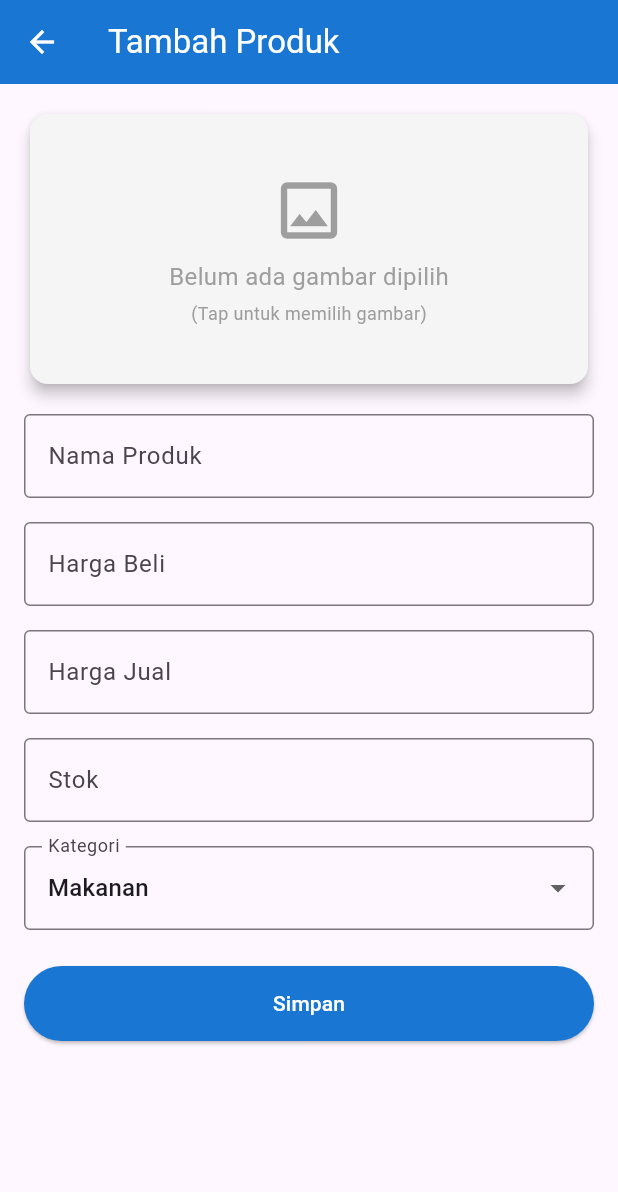
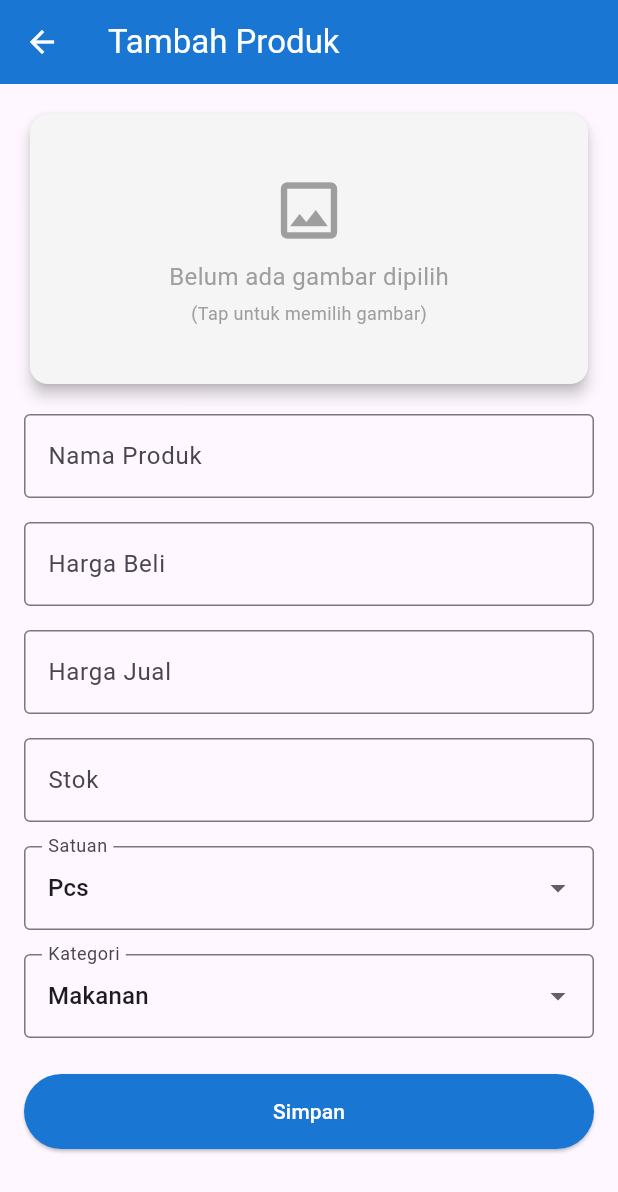
Before and after one commit to FazhariRizkyy/KasirKu, a Flutter app: the TambahDataPage screen opened directly, on a phone screen of 412 x 824 dp. Shown: the top 1192 px of the screen. Run offline on Flutter 3.47's test engine with Material 3 defaults, Android fonts, the phone set to English and light mode, and no system bars; our stand-ins replace animate_do, animated_splash_screen, google_fonts, image_picker, pdf, printing and 1 more; accounts and stored records are empty.

Commit message:
Menu Produk | Done

```diff
--- a/lib/components/data_produk.dart
+++ b/lib/components/data_produk.dart
@@ -213,6 +213,11 @@ class _DataProdukPageState extends State<DataProdukPage> {
                                           color: Colors.grey.shade700,
                                         ),
                                         _buildInfoRow(
+                                          label: 'Satuan',
+                                          value: produk.satuan,
+                                          color: Colors.grey.shade700,
+                                        ),
+                                        _buildInfoRow(
                                           label: 'Kategori',
                                           value: produk.kategori,
                                           color: Colors.grey.shade700,
--- a/lib/components/tambah_data.dart
+++ b/lib/components/tambah_data.dart
@@ -17,12 +17,11 @@ class TambahDataPage extends StatefulWidget {
 class _TambahDataPageState extends State<TambahDataPage> {
   final _formKey = GlobalKey<FormState>();
   final TextEditingController _namaController = TextEditingController();
-  final TextEditingController _hargaBeliController =
-      TextEditingController(); // Baru
-  final TextEditingController _hargaJualController =
-      TextEditingController(); // Baru
+  final TextEditingController _hargaBeliController = TextEditingController();
+  final TextEditingController _hargaJualController = TextEditingController();
   final TextEditingController _stokController = TextEditingController();
   String? _kategori = 'Makanan';
+  String? _satuan = 'Pcs'; // Default satuan
   File? _image;
   final ImagePicker _picker = ImagePicker();
   final DatabaseHelper _dbHelper = DatabaseHelper.instance;
@@ -32,9 +31,10 @@ class _TambahDataPageState extends State<TambahDataPage> {
     super.initState();
     if (widget.produk != null) {
       _namaController.text = widget.produk!.namaProduk;
-      _hargaBeliController.text = widget.produk!.hargaBeli.toString(); // Baru
-      _hargaJualController.text = widget.produk!.hargaJual.toString(); // Baru
+      _hargaBeliController.text = widget.produk!.hargaBeli.toString();
+      _hargaJualController.text = widget.produk!.hargaJual.toString();
       _stokController.text = widget.produk!.stok.toString();
+      _satuan = widget.produk!.satuan;
       _kategori = widget.produk!.kategori;
       if (widget.produk!.foto != null) {
         _image = File(widget.produk!.foto!);
@@ -69,6 +69,7 @@ class _TambahDataPageState extends State<TambahDataPage> {
         hargaJual: hargaJual,
         stok: stok,
         kategori: _kategori!,
+        satuan: _satuan!,
         foto: _image?.path,
       );
 
@@ -109,8 +110,7 @@ class _TambahDataPageState extends State<TambahDataPage> {
                       height: 180,
                       padding: const EdgeInsets.all(12),
                       alignment: Alignment.center,
-                      child:
-                          _image == null
+                      child: _image == null
                           ? Column(
                               mainAxisAlignment: MainAxisAlignment.center,
                               children: const [
@@ -221,13 +221,37 @@ class _TambahDataPageState extends State<TambahDataPage> {
                 ),
                 const SizedBox(height: 16),
                 DropdownButtonFormField<String>(
+                  value: _satuan,
+                  decoration: InputDecoration(
+                    labelText: 'Satuan',
+                    border: OutlineInputBorder(),
+                  ),
+                  items: ['Pcs', 'Dus', 'Pak', 'Porsi'].map((String satuan) {
+                    return DropdownMenuItem<String>(
+                      value: satuan,
+                      child: Text(satuan),
+                    );
+                  }).toList(),
+                  onChanged: (String? newValue) {
+                    setState(() {
+                      _satuan = newValue;
+                    });
+                  },
+                  validator: (value) {
+                    if (value == null) {
+                      return 'Satuan harus dipilih';
+                    }
+                    return null;
+                  },
+                ),
+                const SizedBox(height: 16),
+                DropdownButtonFormField<String>(
                   value: _kategori,
                   decoration: InputDecoration(
                     labelText: 'Kategori',
                     border: OutlineInputBorder(),
                   ),
-                  items:
-                      ['Makanan', 'Minuman'].map((String category) {
+                  items: ['Makanan', 'Minuman'].map((String category) {
                     return DropdownMenuItem<String>(
                       value: category,
                       child: Text(category),
--- a/lib/database/database_helper.dart
+++ b/lib/database/database_helper.dart
@@ -19,7 +19,7 @@ class DatabaseHelper {
     final dbPath = await getDatabasesPath();
     final path = join(dbPath, fileName);
 
-    return await openDatabase(path, version: 2, onCreate: _createDB, onUpgrade: _upgradeDB);
+    return await openDatabase(path, version: 3, onCreate: _createDB, onUpgrade: _upgradeDB);
   }
 
   // Membuat tabel saat database dibuat
@@ -32,12 +32,13 @@ class DatabaseHelper {
       harga_jual REAL NOT NULL,
       stok INTEGER NOT NULL,
       kategori TEXT NOT NULL,
+      satuan TEXT NOT NULL,
       tanggal_masuk DATE,
       foto TEXT
     )
     ''');
 
-    //Tabel Stok Masuk
+    // Tabel Stok Masuk
     await db.execute('''
       CREATE TABLE tabel_stok_masuk (
         id_stok INTEGER PRIMARY KEY,
@@ -45,6 +46,7 @@ class DatabaseHelper {
         nama_produk TEXT NOT NULL,
         harga REAL NOT NULL,
         stok INTEGER NOT NULL,
+        satuan TEXT NOT NULL,
         tanggal_masuk TEXT NOT NULL,
         FOREIGN KEY (id_produk) REFERENCES tabel_produk(id_produk)
       )
@@ -59,7 +61,7 @@ class DatabaseHelper {
     )
     ''');
 
-    // Tabel Detail Transaksi (baru: menyimpan item dalam transaksi)
+    // Tabel Detail Transaksi
     await db.execute('''
     CREATE TABLE tabel_detail_transaksi (
       id_detail INTEGER PRIMARY KEY AUTOINCREMENT,
@@ -69,6 +71,7 @@ class DatabaseHelper {
       harga_jual REAL NOT NULL,
       harga_beli REAL NOT NULL,
       jumlah INTEGER NOT NULL,
+      satuan TEXT NOT NULL,
       subtotal REAL NOT NULL,
       FOREIGN KEY (id_transaksi) REFERENCES tabel_transaksi(id_transaksi),
       FOREIGN KEY (id_produk) REFERENCES tabel_produk(id_produk)
@@ -85,6 +88,7 @@ class DatabaseHelper {
       harga REAL NOT NULL,
       jumlah INTEGER NOT NULL,
       kategori TEXT NOT NULL,
+      satuan TEXT NOT NULL,
       tanggal TEXT NOT NULL,
       subtotal REAL NOT NULL,
       FOREIGN KEY (id_transaksi) REFERENCES tabel_transaksi(id_transaksi),
@@ -102,6 +106,12 @@ class DatabaseHelper {
       await db.execute('ALTER TABLE tabel_laporan_penjualan ADD harga_jual REAL NOT NULL DEFAULT 0.0');
       await db.execute('UPDATE tabel_laporan_penjualan SET harga_jual = harga WHERE harga_jual = 0.0');
     }
+    if (oldVersion < 3) {
+      await db.execute('ALTER TABLE tabel_produk ADD satuan TEXT NOT NULL DEFAULT "Unit"');
+      await db.execute('ALTER TABLE tabel_stok_masuk ADD satuan TEXT NOT NULL DEFAULT "Unit"');
+      await db.execute('ALTER TABLE tabel_detail_transaksi ADD satuan TEXT NOT NULL DEFAULT "Unit"');
+      await db.execute('ALTER TABLE tabel_laporan_penjualan ADD satuan TEXT NOT NULL DEFAULT "Unit"');
+    }
   }
 
   // CRUD Operations untuk tabel_produk
@@ -114,6 +124,7 @@ class DatabaseHelper {
       'nama_produk': produk.namaProduk,
       'harga': produk.hargaBeli,
       'stok': produk.stok,
+      'satuan': produk.satuan,
       'tanggal_masuk': DateTime.now().toIso8601String(),
     });
 
--- a/lib/models/product.dart
+++ b/lib/models/product.dart
@@ -5,6 +5,7 @@ class Produk {
   final double hargaJual;
   final int stok;
   final String kategori;
+  final String satuan;
   final DateTime? tanggalMasuk;
   final String? foto;
 
@@ -15,6 +16,7 @@ class Produk {
     required this.hargaJual,
     required this.stok,
     required this.kategori,
+    required this.satuan,
     this.tanggalMasuk,
     this.foto,
   });
@@ -27,6 +29,7 @@ class Produk {
       'harga_jual': hargaJual,
       'stok': stok,
       'kategori': kategori,
+      'satuan': satuan,
       'tanggal_masuk': tanggalMasuk?.toIso8601String(),
       'foto': foto,
     };
@@ -40,6 +43,7 @@ class Produk {
       hargaJual: map['harga_jual'],
       stok: map['stok'],
       kategori: map['kategori'],
+      satuan: map['satuan'] ?? 'Unit',
       tanggalMasuk: map['tanggal_masuk'] != null
           ? DateTime.parse(map['tanggal_masuk'])
           : null,
```
Also changed, not shown: lib/components/onboarding_screen.dart (added, +195 -0 lines). Lines whose indentation alone changed are shown as unchanged.
